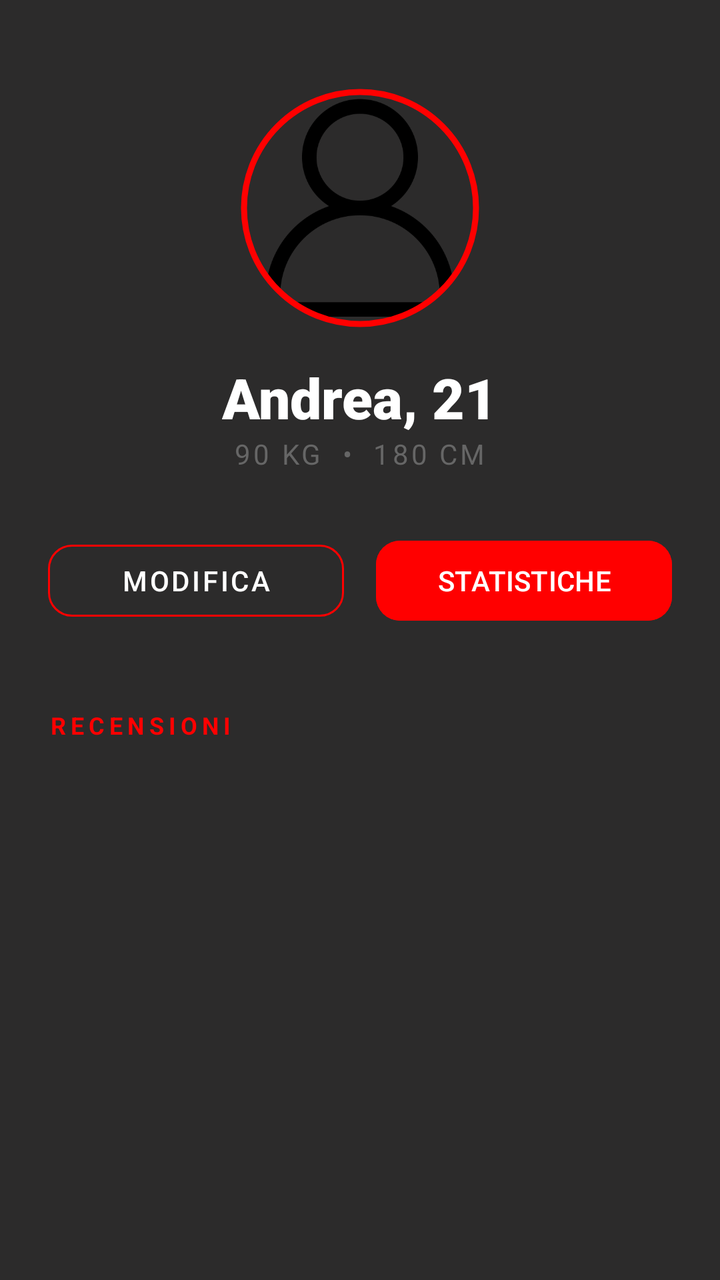
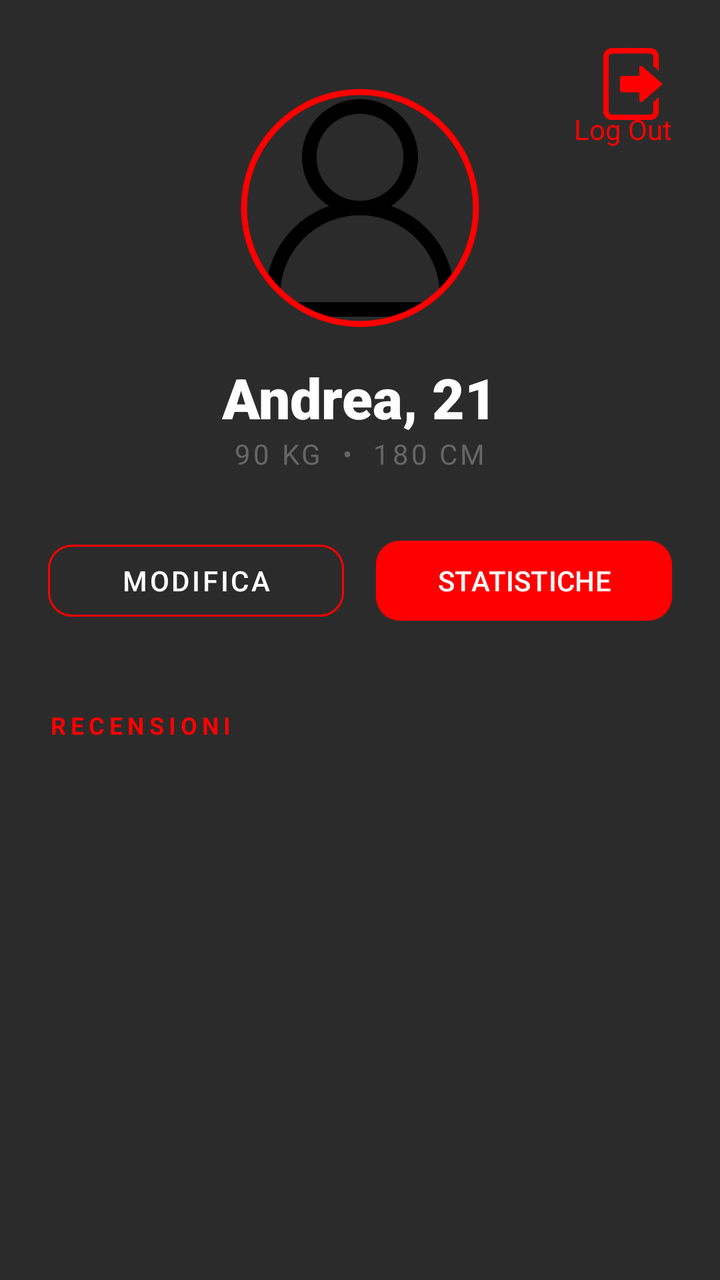

The first picture is an Android layout as it rendered before a commit; the second is the same layout after the commit. The layout source and the unified diff follow.
<!-- AndroidManifest.xml: application theme Theme.FightHub -->
<!-- res/layout/fragment_main_profilo_utente.xml -->
<?xml version="1.0" encoding="utf-8"?>
<androidx.constraintlayout.widget.ConstraintLayout xmlns:android="http://schemas.android.com/apk/res/android"
    xmlns:app="http://schemas.android.com/apk/res-auto"
    android:layout_width="match_parent"
    android:layout_height="match_parent"
    android:background="#2C2B2B"
    android:padding="24dp">


    
    <com.google.android.material.imageview.ShapeableImageView
        android:id="@+id/ivProfilo"
        android:layout_width="120dp"
        android:layout_height="120dp"
        android:layout_marginTop="20dp"
        android:scaleType="centerCrop"
        android:padding="2dp"
        android:src="@drawable/icona_profilo_navbar"
        app:layout_constraintEnd_toEndOf="parent"
        app:layout_constraintStart_toStartOf="parent"
        app:layout_constraintTop_toTopOf="parent"
        app:shapeAppearanceOverlay="@style/CircleImage"
        app:strokeColor="#FF0000"
        app:strokeWidth="3dp" />



    
    <TextView
        android:id="@+id/tvNomeEta"
        android:layout_width="wrap_content"
        android:layout_height="wrap_content"
        android:layout_marginTop="16dp"
        android:text="Andrea, 21"
        android:textColor="#FFFFFF"
        android:textSize="28sp"
        android:fontFamily="sans-serif-black"
        app:layout_constraintEnd_toEndOf="parent"
        app:layout_constraintStart_toStartOf="parent"
        app:layout_constraintTop_toBottomOf="@id/ivProfilo" />

    
    <TextView
        android:id="@+id/tvPesoAltezza"
        android:layout_width="wrap_content"
        android:layout_height="wrap_content"
        android:text="90 KG  •  180 CM"
        android:textColor="#666666"
        android:textSize="14sp"
        android:letterSpacing="0.1"
        app:layout_constraintEnd_toEndOf="parent"
        app:layout_constraintStart_toStartOf="parent"
        app:layout_constraintTop_toBottomOf="@id/tvNomeEta" />

    
    <com.google.android.material.button.MaterialButton
        android:id="@+id/btnModifica"
        style="@style/Widget.MaterialComponents.Button.OutlinedButton"
        android:layout_width="0dp"
        android:layout_height="wrap_content"
        android:layout_marginTop="30dp"
        android:layout_marginEnd="8dp"
        android:text="MODIFICA"
        android:textColor="#FFFFFF"
        app:strokeColor="#FF0000"
        app:cornerRadius="12dp"
        app:layout_constraintEnd_toStartOf="@+id/btnStatistiche"
        app:layout_constraintHorizontal_bias="0.5"
        app:layout_constraintStart_toStartOf="parent"
        app:layout_constraintTop_toBottomOf="@id/tvPesoAltezza" />

    <com.google.android.material.button.MaterialButton
        android:id="@+id/btnStatistiche"
        android:layout_width="0dp"
        android:layout_height="wrap_content"
        android:layout_marginStart="8dp"
        android:backgroundTint="#FF0000"
        android:text="STATISTICHE"
        android:textColor="#FFFFFF"
        app:cornerRadius="12dp"
        app:layout_constraintEnd_toEndOf="parent"
        app:layout_constraintHorizontal_bias="0.5"
        app:layout_constraintStart_toEndOf="@+id/btnModifica"
        app:layout_constraintTop_toTopOf="@id/btnModifica" />

    <TextView
        android:id="@+id/tvRecensioniTitolo"
        android:layout_width="wrap_content"
        android:layout_height="wrap_content"
        android:layout_marginTop="40dp"
        android:text="RECENSIONI"
        android:textColor="#FF0000"
        android:textSize="12sp"
        android:textStyle="bold"
        android:letterSpacing="0.2"
        app:layout_constraintStart_toStartOf="parent"
        app:layout_constraintTop_toBottomOf="@id/btnModifica" />

    
    <androidx.recyclerview.widget.RecyclerView
        android:id="@+id/rvRecensioni"
        android:layout_width="match_parent"
        android:layout_height="0dp"
        android:layout_marginTop="8dp"
        app:layout_constraintBottom_toBottomOf="parent"
        app:layout_constraintTop_toBottomOf="@id/tvRecensioniTitolo" />

</androidx.constraintlayout.widget.ConstraintLayout>
<!-- resources referenced by this layout -->
<resources>
  <!-- drawable icona_profilo_navbar: png bitmap (drawable, 12185 bytes) -->
  <style name="CircleImage">
          <item name="cornerSize">50%</item>
      </style>
  <style name="Theme.FightHub" parent="Base.Theme.FightHub" />
  <style name="Base.Theme.FightHub" parent="Theme.Material3.DayNight.NoActionBar">
          
          
      </style>
</resources>

<!-- the commit's change to res/layout/fragment_main_profilo_utente.xml (unified diff, before → after) -->
@@ -1,6 +1,7 @@
 <?xml version="1.0" encoding="utf-8"?>
 <androidx.constraintlayout.widget.ConstraintLayout xmlns:android="http://schemas.android.com/apk/res/android"
     xmlns:app="http://schemas.android.com/apk/res-auto"
+    xmlns:tools="http://schemas.android.com/tools"
     android:layout_width="match_parent"
     android:layout_height="match_parent"
     android:background="#2C2B2B"
@@ -105,4 +106,29 @@
         app:layout_constraintBottom_toBottomOf="parent"
         app:layout_constraintTop_toBottomOf="@id/tvRecensioniTitolo" />
 
+    <ImageView
+        android:id="@+id/LogOut"
+        android:layout_width="39dp"
+        android:layout_height="36dp"
+        app:layout_constraintBottom_toBottomOf="parent"
+        app:layout_constraintEnd_toEndOf="parent"
+        app:layout_constraintHorizontal_bias="1.0"
+        app:layout_constraintStart_toStartOf="parent"
+        app:layout_constraintTop_toTopOf="parent"
+        app:layout_constraintVertical_bias="0.0"
+        app:srcCompat="@drawable/logout" />
+
+    <TextView
+        android:id="@+id/textView"
+        android:layout_width="wrap_content"
+        android:layout_height="wrap_content"
+        android:text="Log Out"
+        android:textColor="#FF0000"
+        app:layout_constraintBottom_toBottomOf="parent"
+        app:layout_constraintEnd_toEndOf="parent"
+        app:layout_constraintHorizontal_bias="1.0"
+        app:layout_constraintStart_toStartOf="parent"
+        app:layout_constraintTop_toTopOf="parent"
+        app:layout_constraintVertical_bias="0.054" />
+
 </androidx.constraintlayout.widget.ConstraintLayout>
<!-- resource entries referenced after the edit -->
@@ -1,6 +1,7 @@
 <!-- resources referenced by this layout -->
 <resources>
   <!-- drawable icona_profilo_navbar: png bitmap (drawable, 12185 bytes) -->
+  <!-- drawable logout: png bitmap (drawable, 10990 bytes) -->
   <style name="CircleImage">
           <item name="cornerSize">50%</item>
       </style>
